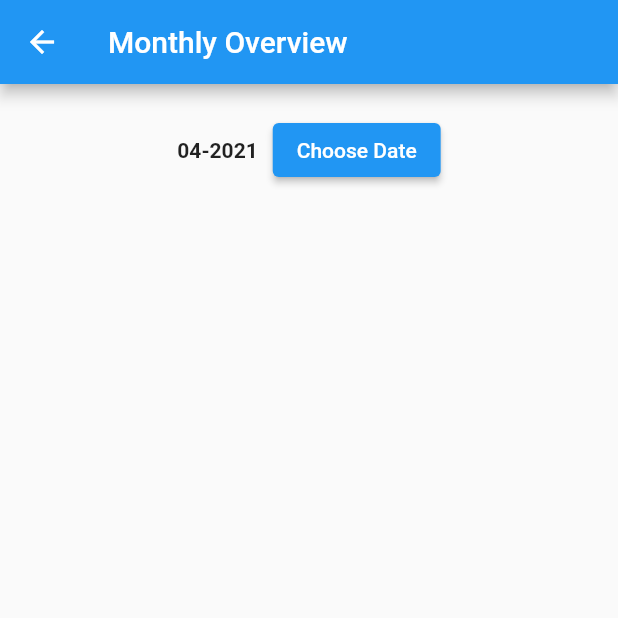
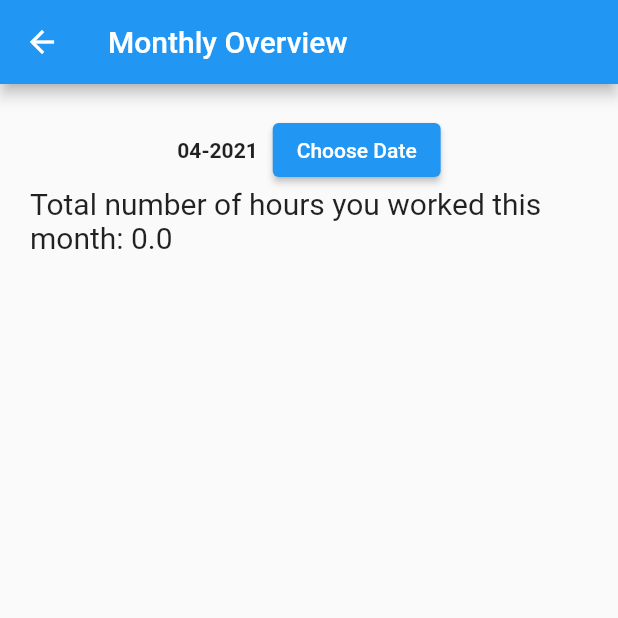
Before and after one commit to Sonicpaul/Bachelor, a Flutter app: the screen it shows once a user with an empty profile is signed in, after a tap on "Monthly Overview", on a phone screen of 412 x 824 dp, the top half of it. Run offline on Flutter 3.47's test engine with Material 2 defaults, Android fonts, the phone set to English and light mode, and no system bars; our stand-ins replace cloud_firestore, firebase_auth, firebase_core, flutter_spinkit; missing offline and left inert: searchable_dropdown; accounts and stored records are empty.

Commit message:
Bug fixing Poggers
TODO: Zeiterfassung bearbeiten/löschen hinzufügen
sowie design hübsch machen.
Ansonsten Weiterschreiben

```diff
--- a/plens_app/lib/services/database.dart
+++ b/plens_app/lib/services/database.dart
@@ -224,4 +224,8 @@ class DatabaseService {
             ))
         .toList();
   }
+
+  void deleteProject(String uid) {
+    projectCollection.doc(uid).delete();
+  }
 }
--- a/plens_app/lib/view/home/home.dart
+++ b/plens_app/lib/view/home/home.dart
@@ -1,6 +1,7 @@
 import 'package:flutter/material.dart';
 import 'package:plens_app/services/auth.dart';
 import 'package:plens_app/view/home/settings_Form.dart';
+import 'package:plens_app/view/login/sign_in_view.dart';
 import 'package:plens_app/view/monthly/monthly_overview.dart';
 import 'package:plens_app/view/projects/project_Widget.dart';
 import 'package:plens_app/view/time/time_register.dart';
@@ -8,7 +9,6 @@ import 'package:plens_app/view/users/user_widget.dart';
 
 class Home extends StatelessWidget {
   final AuthService _auth = AuthService();
-
   @override
   Widget build(BuildContext context) {
     void _showSettingsPanel() {
@@ -47,73 +47,47 @@ class Home extends StatelessWidget {
             Row(
               mainAxisAlignment: MainAxisAlignment.center,
               children: <Widget>[
-                Container(
-                  padding: EdgeInsets.all(10),
-                  child: InkWell(
-                      child: Container(
-                        padding: EdgeInsets.all(20),
-                        color: Colors.deepPurple,
-                        child: Text('Contacts'),
-                      ),
-                      onTap: () {
+                ElevatedButton.icon(
+                    onPressed: () {
                       Navigator.push(
                           context,
                           MaterialPageRoute(
                               builder: (context) => UserWidget()));
-                      }),
-                ),
-                Container(
-                  padding: EdgeInsets.all(10),
-                  child: InkWell(
-                      child: Container(
-                        padding: EdgeInsets.all(20),
-                        color: Colors.red,
-                        child: Text('Projects'),
-                      ),
-                      onTap: () {
+                    },
+                    icon: Icon(Icons.phone),
+                    label: Text('Contacts')),
+                ElevatedButton.icon(
+                    onPressed: () {
                       Navigator.push(
                           context,
                           MaterialPageRoute(
                               builder: (context) => ProjectWidget()));
-                      }),
-                ),
+                    },
+                    icon: Icon(Icons.folder_open),
+                    label: Text('Projects')),
               ],
             ),
             Row(
               mainAxisAlignment: MainAxisAlignment.center,
               children: <Widget>[
-                Container(
-                  padding: EdgeInsets.all(10),
-                  child: InkWell(
-                    child: Container(
-                      padding: EdgeInsets.all(20),
-                      color: Colors.pink,
-                      child: Text('Time Registration'),
-                    ),
-                    onTap: () {
+                ElevatedButton.icon(
+                    onPressed: () {
                       Navigator.push(
                           context,
                           MaterialPageRoute(
                               builder: (context) => TimeRegistration()));
                     },
-                  ),
-                ),
-                Container(
-                  padding: EdgeInsets.all(20),
-                  child: InkWell(
-                    child: Container(
-                      padding: EdgeInsets.all(20),
-                      color: Colors.green,
-                      child: Text('Monthly Overview'),
-                    ),
-                    onTap: () {
+                    icon: Icon(Icons.schedule),
+                    label: Text('Time Registration')),
+                ElevatedButton.icon(
+                    onPressed: () {
                       Navigator.push(
                           context,
                           MaterialPageRoute(
                               builder: (context) => MonthlyOverview()));
                     },
-                  ),
-                ),
+                    icon: Icon(Icons.calendar_today),
+                    label: Text('Monthly Overview')),
               ],
             ),
           ],
--- a/plens_app/lib/view/monthly/monthly_overview.dart
+++ b/plens_app/lib/view/monthly/monthly_overview.dart
@@ -13,6 +13,7 @@ class MonthlyOverview extends StatefulWidget {
 
 class _MOnthlyOverviewState extends State<MonthlyOverview> {
   DateTime selectedDate = DateTime.now();
+  double totalWorkTime = 0.0;
 
   Future<void> _selectMonth(BuildContext context) async {
     final DateTime picked = await showDatePicker(
@@ -23,6 +24,7 @@ class _MOnthlyOverviewState extends State<MonthlyOverview> {
     if (picked != null && picked != selectedDate)
       setState(() {
         selectedDate = picked;
+        totalWorkTime = 0;
       });
   }
 
@@ -77,9 +79,17 @@ class _MOnthlyOverviewState extends State<MonthlyOverview> {
               monthAndYearDatabase = workTimeMonthly.date.substring(3);
               if (monthAndYear == monthAndYearDatabase) {
                 workTimes.add(workTimeMonthly);
+                totalWorkTime += workTimeMonthly.time;
               }
             }
-            return ListView.builder(
+            return Column(
+              children: <Widget>[
+                Text(
+                  'Total number of hours you worked this month: ' +
+                      totalWorkTime.toString(),
+                  style: TextStyle(fontSize: 20),
+                ),
+                ListView.builder(
                   shrinkWrap: true,
                   itemCount: workTimes.length,
                   itemBuilder: (context, index) {
@@ -96,6 +106,8 @@ class _MOnthlyOverviewState extends State<MonthlyOverview> {
                       ),
                     );
                   },
+                )
+              ],
             );
           } else if (snapshot.hasError) {
             return Text(snapshot.error);
--- a/plens_app/lib/view/projects/project_Widget.dart
+++ b/plens_app/lib/view/projects/project_Widget.dart
@@ -1,9 +1,9 @@
 import 'package:flutter/material.dart';
 import 'package:plens_app/models/project.dart';
 import 'package:plens_app/services/database.dart';
-import 'package:plens_app/view/home/home.dart';
 import 'package:plens_app/view/projects/project_add.dart';
 import 'package:plens_app/view/projects/project_list.dart';
+import 'package:plens_app/view/wrapper.dart';
 import 'package:provider/provider.dart';
 
 class ProjectWidget extends StatelessWidget {
@@ -30,11 +30,11 @@ class ProjectWidget extends StatelessWidget {
           appBar: AppBar(
             leading: IconButton(
               icon: Icon(
-                Icons.arrow_back,
+                Icons.house,
                 color: Colors.white,
               ),
               onPressed: () => Navigator.push(
-                  context, MaterialPageRoute(builder: (context) => Home())),
+                  context, MaterialPageRoute(builder: (context) => Wrapper())),
             ),
             title: Text('Projects'),
             elevation: 1.0,
```
Also changed, not shown: plens_app/lib/services/auth.dart (+8 -5 lines), plens_app/lib/view/projects/project_add.dart (+9 -2 lines), plens_app/lib/view/projects/project_details.dart (+46 -2 lines), plens_app/lib/view/projects/project_edit.dart (+9 -4 lines), plens_app/lib/view/projects/project_list.dart (+6 -6 lines), plens_app/lib/view/projects/project_tile.dart (+11 -7 lines). Lines whose indentation alone changed are shown as unchanged.
